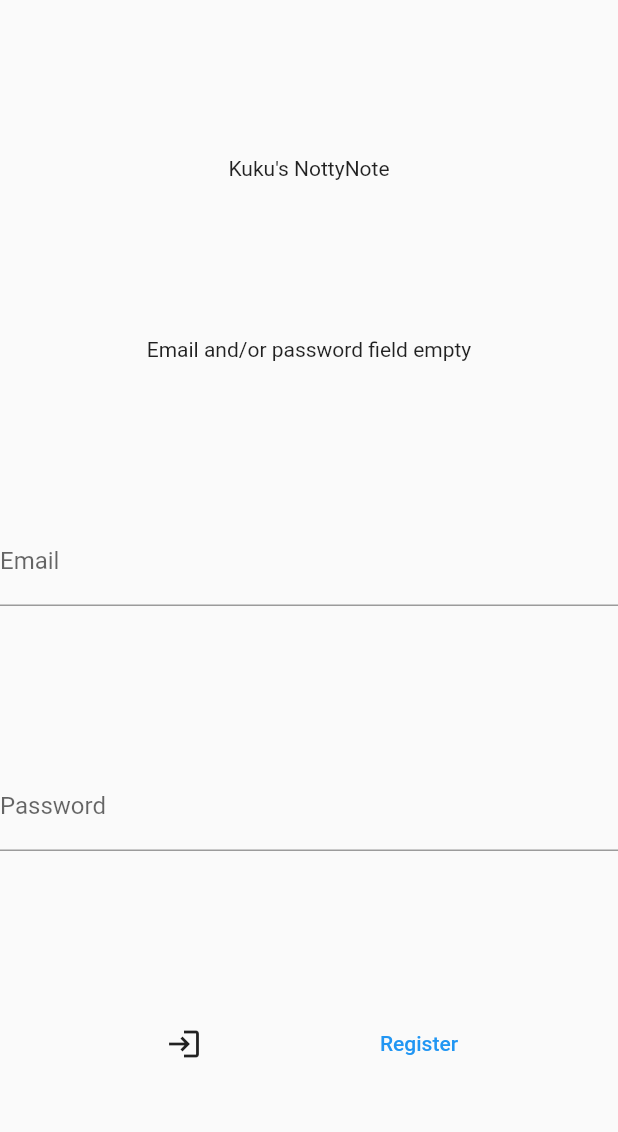
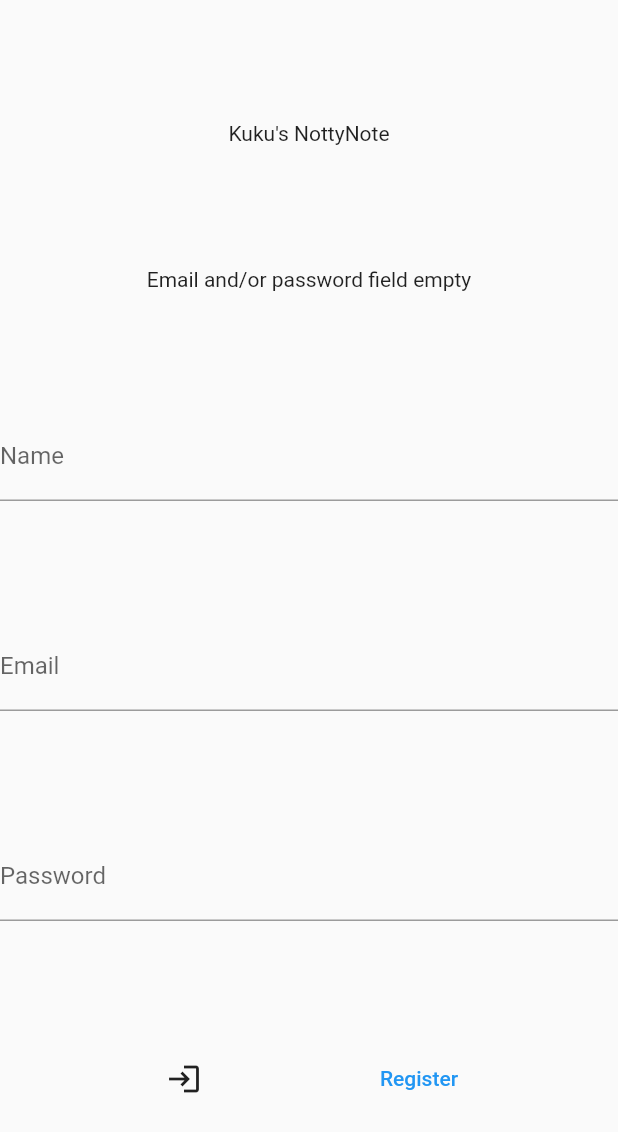
Before and after one commit to Kukupie123/NottyNote, a Flutter app: the screen it shows after launch, after a tap on the "login" icon, after a tap on "Register", on a phone screen of 412 x 824 dp. Shown: the top 1132 px of the screen. Run offline on Flutter 3.47's test engine with Material 2 defaults, Android fonts, the phone set to English and light mode, and no system bars; our stand-ins replace shared_preferences.

Commit message:
fronend stuff

```diff
--- a/ui/lib/main.dart
+++ b/ui/lib/main.dart
@@ -2,6 +2,7 @@
 
 import 'package:flutter/material.dart';
 import 'package:provider/provider.dart';
+import 'package:ui/page/Home/PageHome.dart';
 import 'package:ui/page/login/PageLogin.dart';
 import 'package:ui/provider/ServiceProvider.dart';
 import 'package:ui/provider/UserProvider.dart';
@@ -47,6 +48,8 @@ class Wrapper extends StatefulWidget {
 class _WrapperState extends State<Wrapper> {
   @override
   Widget build(BuildContext context) {
+    //Try to get local token. If it exist then we are going to go to home page.
+    //TODO : Validate the token by sending a dummy req and seeing if the token works. If it does then we are going to go to the homepage
     return FutureBuilder(
       future: setupData(),
       builder: (context, snapshot) {
@@ -54,9 +57,9 @@ class _WrapperState extends State<Wrapper> {
           String? token =
               Provider.of<UserProvider>(context, listen: false).jwtToken;
           if (token == null || token.isEmpty) return PageLogin();
-          return Text("Welcome home your token is $token");
+          return PageHome();
         }
-        return Text("Loading");
+        return Scaffold(body: Text("Initializing Website please wait..."),);
       },
     );
   }
--- a/ui/lib/page/login/PageLogin.dart
+++ b/ui/lib/page/login/PageLogin.dart
@@ -18,6 +18,7 @@ class PageLogin extends StatefulWidget {
 class _PageLoginState extends State<PageLogin> {
   final TextEditingController emailController = TextEditingController();
   final TextEditingController passwordController = TextEditingController();
+  final TextEditingController nameController = TextEditingController();
 
   late final Stream<String> loginStatusStream;
   late final StreamController<String> loginStatusStreamController;
@@ -43,6 +44,13 @@ class _PageLoginState extends State<PageLogin> {
             initialData: "",
           ),
           TextField(
+            controller: nameController,
+            keyboardType: TextInputType.text,
+            decoration: InputDecoration(
+              label: Text("Name"),
+            ),
+          ),
+          TextField(
             controller: emailController,
             keyboardType: TextInputType.emailAddress,
             decoration: InputDecoration(
@@ -62,7 +70,7 @@ class _PageLoginState extends State<PageLogin> {
                 onPressed: loginPressed,
                 icon: Icon(Icons.login),
               ),
-              TextButton(onPressed: () {}, child: Text("Register"))
+              TextButton(onPressed: registerPressed, child: Text("Register"))
             ],
           ),
         ],
@@ -71,8 +79,7 @@ class _PageLoginState extends State<PageLogin> {
   }
 
   Future<void> loginPressed() async {
-    var userService = Provider.of<ServiceProvider>(context, listen: false);
-    var userProvider = Provider.of<UserProvider>(context, listen: false);
+    var serviceProvider = Provider.of<ServiceProvider>(context, listen: false);
 
     if (emailController.text.isEmpty || passwordController.text.isEmpty) {
       loginStatusStreamController.add("Email and/or password field empty");
@@ -82,10 +89,36 @@ class _PageLoginState extends State<PageLogin> {
     }
     loginStatusStreamController.add("Logging In.");
     try {
-      var token = await userService.userService
+      var userProvider = Provider.of<UserProvider>(context, listen: false);
+      var token = await serviceProvider.userService
           .login(emailController.text, passwordController.text);
       userProvider.setToken(token);
       _goToHome(token);
+    } on Exception catch (e) {
+      loginStatusStreamController.add(e.toString());
+    }
+  }
+
+  Future<void> registerPressed() async {
+    var serviceProvider = Provider.of<ServiceProvider>(context, listen: false);
+
+    if (emailController.text.isEmpty ||
+        passwordController.text.isEmpty ||
+        nameController.text.isEmpty) {
+      loginStatusStreamController.add("Email and/or password field empty");
+      await Future.delayed(Duration(seconds: 5));
+      loginStatusStreamController.add("");
+      return;
+    }
+
+    loginStatusStreamController.add("Registering User");
+    try {
+      var success = await serviceProvider.userService.reg(
+          nameController.text, emailController.text, passwordController.text);
+      if (success)
+        loginStatusStreamController.add("Registered Successfully");
+      else
+        loginStatusStreamController.add("Registration Failed");
     } on Exception catch (e) {
       loginStatusStreamController.add(e.toString());
     }
--- a/ui/lib/utils/Utils.dart
+++ b/ui/lib/utils/Utils.dart
@@ -3,5 +3,5 @@
 class Utils{
   static const AUTH_BASE_URL = "http://localhost:8080/api/v1/gate/auth";
   static const AUTH_LOGIN_URL = "/login";
-  static const AUTH_REG_URL = "/login";
+  static const AUTH_REG_URL = "/reg";
 }
```
Also changed, not shown: ui/lib/models/BookmarkModel.dart (added, +11 -0 lines), ui/lib/models/DirectoryModel.dart (added, +11 -0 lines), ui/lib/page/Directories/PageDir.dart (added, +28 -0 lines), ui/lib/page/Home/PageHome.dart (added, +48 -0 lines), ui/lib/service/UserSevice.dart (+20 -10 lines), 2 other files.
